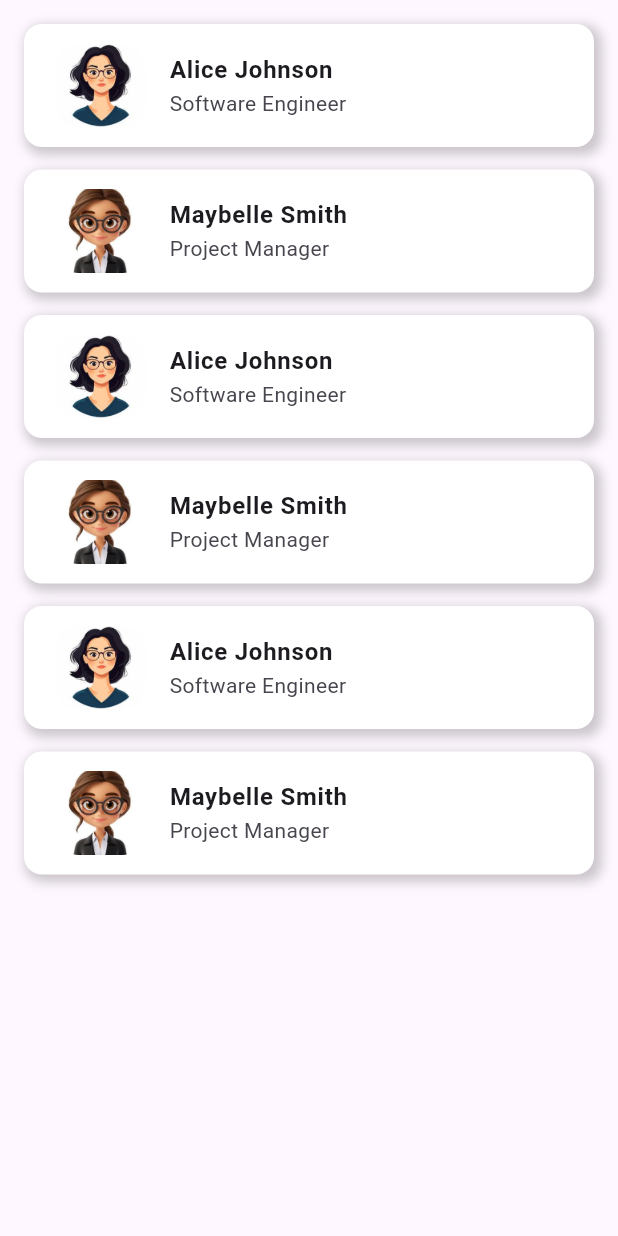
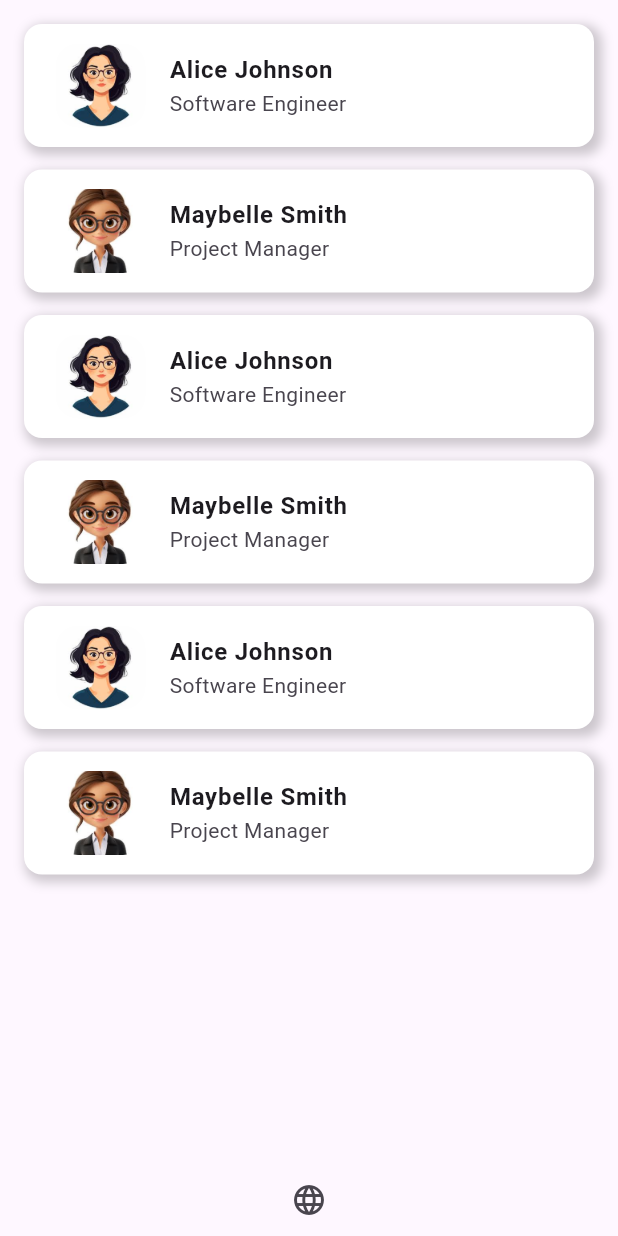
Before and after one commit to rawanabdulhayy/localised_responsive_personnel_display, a Flutter app: the screen it shows after launch, on a phone screen of 412 x 824 dp. Run offline on Flutter 3.47's test engine with Material 3 defaults, Android fonts, the phone set to English and light mode, and no system bars; our stand-ins replace easy_localization.

Commit message:
localisation reflected in ui

```diff
--- a/lib/home_page.dart
+++ b/lib/home_page.dart
@@ -1,3 +1,4 @@
+import 'package:easy_localization/easy_localization.dart';
 import 'package:flutter/material.dart';
 import 'employee.dart';
 
@@ -11,48 +12,53 @@ class HomePage extends StatefulWidget {
 class _HomePageState extends State<HomePage> {
   final List<Employee> personnel = [
     Employee(
-      name: "Alice Johnson",
+      name: "employee_name_1",
       picture: "assets/images/avatar.jpeg",
-      job: "Software Engineer",
+      job: "software_engineer",
     ),
     Employee(
-      name: "Maybelle Smith",
+      name: "employee_name_2",
       picture: "assets/images/avatar2.jpeg",
-      job: "Project Manager",
+      job: "project_manager",
     ),
     Employee(
-      name: "Alice Johnson",
+      name: "employee_name_1",
       picture: "assets/images/avatar.jpeg",
-      job: "Software Engineer",
+      job: "software_engineer",
     ),
     Employee(
-      name: "Maybelle Smith",
+      name: "employee_name_2",
       picture: "assets/images/avatar2.jpeg",
-      job: "Project Manager",
+      job: "project_manager",
+    ), Employee(
+      name: "employee_name_1",
+      picture: "assets/images/avatar.jpeg",
+      job: "software_engineer",
     ),
     Employee(
-      name: "Alice Johnson",
-      picture: "assets/images/avatar.jpeg",
-      job: "Software Engineer",
-    ),
-    Employee(
-      name: "Maybelle Smith",
+      name: "employee_name_2",
       picture: "assets/images/avatar2.jpeg",
-      job: "Project Manager",
+      job: "project_manager",
     ),
   ];
+
 
   @override
   Widget build(BuildContext context) {
     return Scaffold(
       //we have a blocBuilder too that takes Bloc Class and STATE, that takes a builder, that takes context  and STATE.
-      body: LayoutBuilder(
+      body: Column(
+        children: [
+          //That’s because ListView (or GridView) inside LayoutBuilder tries to be infinite in height, while Column gives it no vertical limit.
+          Expanded(
+            child: LayoutBuilder(
               builder: (context, constraints) {
                 if (constraints.maxWidth < 600) {
                   //mobile view
                   return ListView.separated(
                     separatorBuilder:
-                  (context, index) => SizedBox(height: 15), // or Divider()
+                        (context, index) =>
+                            SizedBox(height: 15), // or Divider()
                     // all properties apply to both; OG and The named constructor's.
                     // Except children: []: only valid for the OG listview without the named constructor .builder
                     // shrinkWrap: If true, ListView takes only as much space as needed, instead of expanding infinitely.
@@ -67,7 +73,9 @@ class _HomePageState extends State<HomePage> {
                           color: Colors.white,
                           boxShadow: [
                             BoxShadow(
-                        color: Colors.black.withOpacity(0.2), // shadow color
+                              color: Colors.black.withOpacity(
+                                0.2,
+                              ), // shadow color
                               spreadRadius: 2, // how wide the shadow spreads
                               blurRadius: 6, // how soft the shadow looks
                               offset: Offset(3, 3), // X,Y movement of shadow
@@ -79,10 +87,10 @@ class _HomePageState extends State<HomePage> {
                           padding: const EdgeInsets.all(5.0),
                           child: ListTile(
                             title: Text(
-                        employee.name,
+                              employee.name.tr(),
                               style: TextStyle(fontWeight: FontWeight.bold),
                             ),
-                      subtitle: Text(employee.job),
+                            subtitle: Text(employee.job.tr()),
                             // tileColor: Colors.blue.shade200,
                             // selectedTileColor: Colors.blue.shade100,
                             leading: ClipRRect(
@@ -119,7 +127,9 @@ class _HomePageState extends State<HomePage> {
                             color: Colors.white,
                             boxShadow: [
                               BoxShadow(
-                          color: Colors.black.withOpacity(0.2), // shadow color
+                                color: Colors.black.withOpacity(
+                                  0.2,
+                                ), // shadow color
                                 spreadRadius: 2, // how wide the shadow spreads
                                 blurRadius: 6, // how soft the shadow looks
                                 offset: Offset(3, 3), // X,Y movement of shadow
@@ -132,10 +142,10 @@ class _HomePageState extends State<HomePage> {
                             child: Column(
                               children: [
                                 Text(
-                            employee.name,
+                                  employee.name.tr(),
                                   style: TextStyle(fontWeight: FontWeight.bold),
                                 ),
-                          Text(employee.job),
+                                Text(employee.job.tr()),
                                 // tileColor: Colors.blue.shade200,
                                 // selectedTileColor: Colors.blue.shade100,
                                 ClipRRect(
@@ -157,6 +167,17 @@ class _HomePageState extends State<HomePage> {
                   );
                 }
               },
+            ),
+          ),
+          IconButton(onPressed: (){
+            if (context.locale.languageCode == 'en'){
+              context.setLocale(Locale('ar'));
+            }
+            else {
+              context.setLocale(Locale('en'));
+            }
+          }, icon: Icon(Icons.language)),
+        ],
       ),
     );
   }
@@ -326,6 +347,45 @@ final List<Employee> personnel = [];
 - ClipRRect → rounded rectangles.
 - Can combine with SizedBox to fix sizes.
 
+
+/*
+------------------------------------------------------------
+📝 Why using .tr() in model initialization is wrong
+------------------------------------------------------------
+
+1. What .tr() does:
+   - It's an extension from `easy_localization`.
+   - Looks up a key in the current locale (ex: "employee_directory".tr()).
+   - Returns the translated string from your JSON files.
+   - Relies on the BuildContext + current locale.
+
+2. When used inside a widget:
+   - Safe ✅ because widgets rebuild on locale change.
+   - Example: Text("employee_directory".tr()) updates automatically when switching language.
+
+3. When used at object initialization:
+   - Runs once at startup → returns a plain translated string.
+   - Example:
+       Employee(name: "employee_name_1".tr())
+     Here the translated string is baked into the object.
+   - ⚠️ Problem: Locale changes won’t affect this value anymore.
+
+4. Correct usage:
+   - Store only the translation keys in your model (stable values).
+   - Translate at UI rendering time, e.g. inside ListTile or Text widget.
+   - Example:
+       Employee(name: "employee_name_1", job: "software_engineer");
+       ...
+       Text(employee.name.tr())  // ✅ dynamic translation
+
+------------------------------------------------------------
+Rule of thumb:
+👉 Only call .tr() at render time (inside widgets),
+   never at data initialization time.
+------------------------------------------------------------
+*/
+
+
 =============================================
 END OF KNOWLEDGE RECAP
 =============================================
```
Also changed, not shown: assets/translations/ar.json (added, +7 -0 lines), assets/translations/en.json (added, +7 -0 lines). Lines whose indentation alone changed are shown as unchanged.
